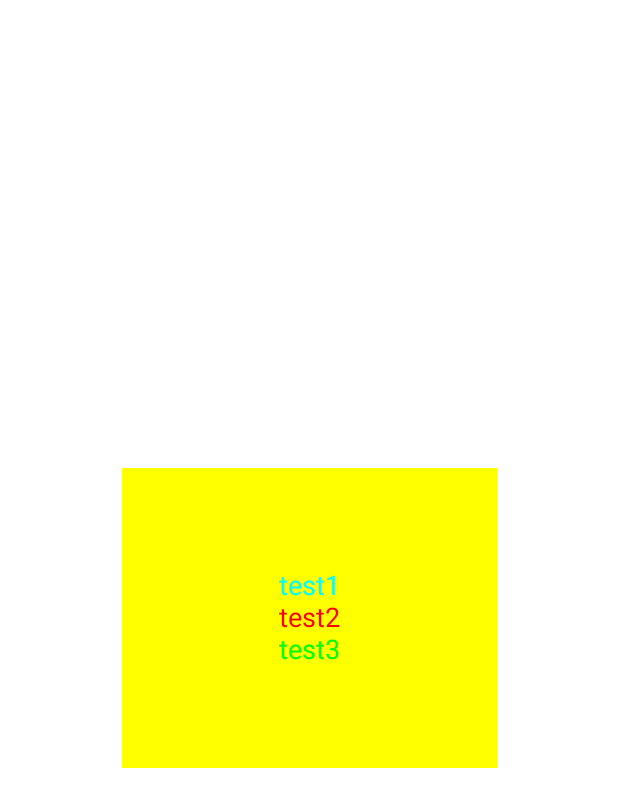
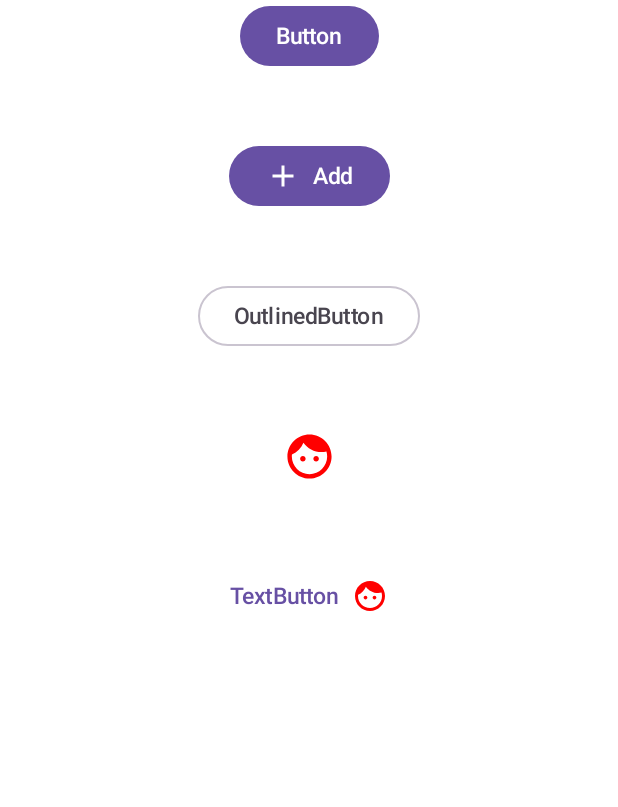
Before and after one commit to sputnick01/Jetpack-Compose, an Android app built with Jetpack Compose: the screen it shows after launch (MainActivity), on a phone screen of 412 x 824 dp. Shown: the top 807 px of the screen. Run offline under Robolectric (Android 15) with nearby library versions, the phone set to English and light mode, and no system bars.

Commit message:
Button Types

```diff
--- a/app/src/main/java/com/example/jetpackcompose/MainActivity.kt
+++ b/app/src/main/java/com/example/jetpackcompose/MainActivity.kt
@@ -8,13 +8,24 @@ import androidx.compose.foundation.background
 import androidx.compose.foundation.layout.Arrangement
 import androidx.compose.foundation.layout.Box
 import androidx.compose.foundation.layout.Column
+import androidx.compose.foundation.layout.Spacer
 import androidx.compose.foundation.layout.fillMaxSize
 import androidx.compose.foundation.layout.height
 import androidx.compose.foundation.layout.padding
+import androidx.compose.foundation.layout.size
 import androidx.compose.foundation.layout.width
 import androidx.compose.foundation.shape.RoundedCornerShape
+import androidx.compose.material.icons.Icons
+import androidx.compose.material.icons.filled.Add
+import androidx.compose.material.icons.filled.Face
+import androidx.compose.material3.Button
+import androidx.compose.material3.ButtonDefaults
+import androidx.compose.material3.Icon
+import androidx.compose.material3.IconButton
+import androidx.compose.material3.OutlinedButton
 import androidx.compose.material3.Surface
 import androidx.compose.material3.Text
+import androidx.compose.material3.TextButton
 import androidx.compose.runtime.Composable
 import androidx.compose.ui.Alignment
 import androidx.compose.ui.Modifier
@@ -53,30 +64,71 @@ class MainActivity : ComponentActivity() {
 
 //        Column & Row & Box
 
-        Box(
+//        Box(
+//            modifier = Modifier
+//                .fillMaxSize()
+//                .background(Color.White)
+//            , contentAlignment = Alignment.Center
+//        ) {
+//            Box(modifier = Modifier
+//                .height(200.dp)
+//                .width(250.dp)
+//                .background(Color.Yellow)) {
+//                Column(
+//                    modifier = Modifier.fillMaxSize(),
+//                    verticalArrangement = Arrangement.Center,
+//                    horizontalAlignment = Alignment.CenterHorizontally
+//                ) {
+//                    Text(text = "test1", fontSize = 18.sp, color = Color.Cyan)
+//                    Text(text = "test2", fontSize = 18.sp, color = Color.Red)
+//                    Text(text = "test3", fontSize = 18.sp, color = Color.Green)
+//
+//                }
+//            }
+//
+//        }
+
+
+//        Button
+
+        Column(
             modifier = Modifier
                 .fillMaxSize()
-                .background(Color.White)
-            , contentAlignment = Alignment.Center
+                .background(Color.White),
+            verticalArrangement = Arrangement.spacedBy(45.dp),
+            horizontalAlignment = Alignment.CenterHorizontally
         ) {
-            Box(modifier = Modifier
-                .height(200.dp)
-                .width(250.dp)
-                .background(Color.Yellow)) {
-                Column(
-                    modifier = Modifier.fillMaxSize(),
-                    verticalArrangement = Arrangement.Center,
-                    horizontalAlignment = Alignment.CenterHorizontally
-                ) {
-                    Text(text = "test1", fontSize = 18.sp, color = Color.Cyan)
-                    Text(text = "test2", fontSize = 18.sp, color = Color.Red)
-                    Text(text = "test3", fontSize = 18.sp, color = Color.Green)
-
-                }
+            Button(onClick = { /*TODO*/ }) {
+                Text(text = "Button", fontSize = 15.sp)
             }
 
+            Button(onClick = { /*TODO*/ }) {
+                Icon(imageVector = Icons.Filled.Add, contentDescription = "")
+                Spacer(modifier = Modifier.size(ButtonDefaults.IconSpacing))
+                Text(text = "Add", fontSize = 15.sp)
+            }
+
+            OutlinedButton(onClick = { /*TODO*/ }) {
+                Text(text = "OutlinedButton", fontSize = 15.sp)
+
+            }
+
+            IconButton(onClick = { /*TODO*/ }) {
+                Icon(
+                    imageVector = Icons.Filled.Face,
+                    contentDescription = "",
+                    tint = Color.Red,
+                    modifier = Modifier.size(35.dp)
+                )
+            }
+            TextButton(onClick = { /*TODO*/ }) {
+                Text(text = "TextButton", fontSize = 15.sp)
+                Spacer(modifier = Modifier.size(ButtonDefaults.IconSpacing))
+                Icon(imageVector = Icons.Filled.Face, contentDescription = "", tint = Color.Red)
+            }
+
+
         }
-
 
     }
 
```
